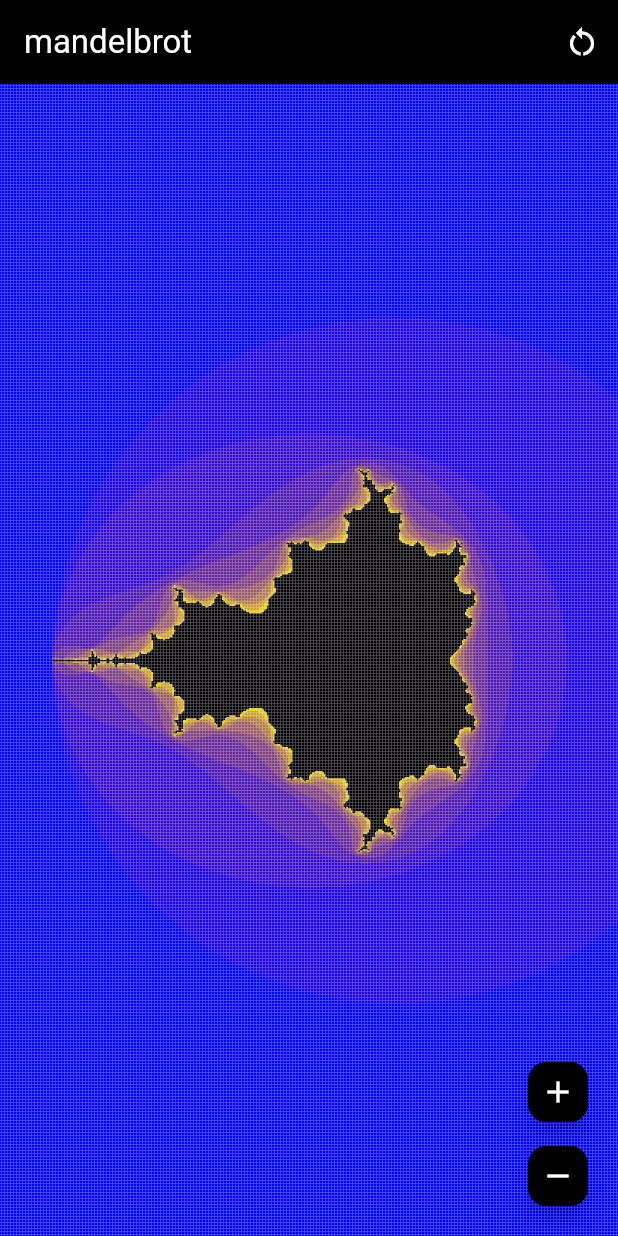
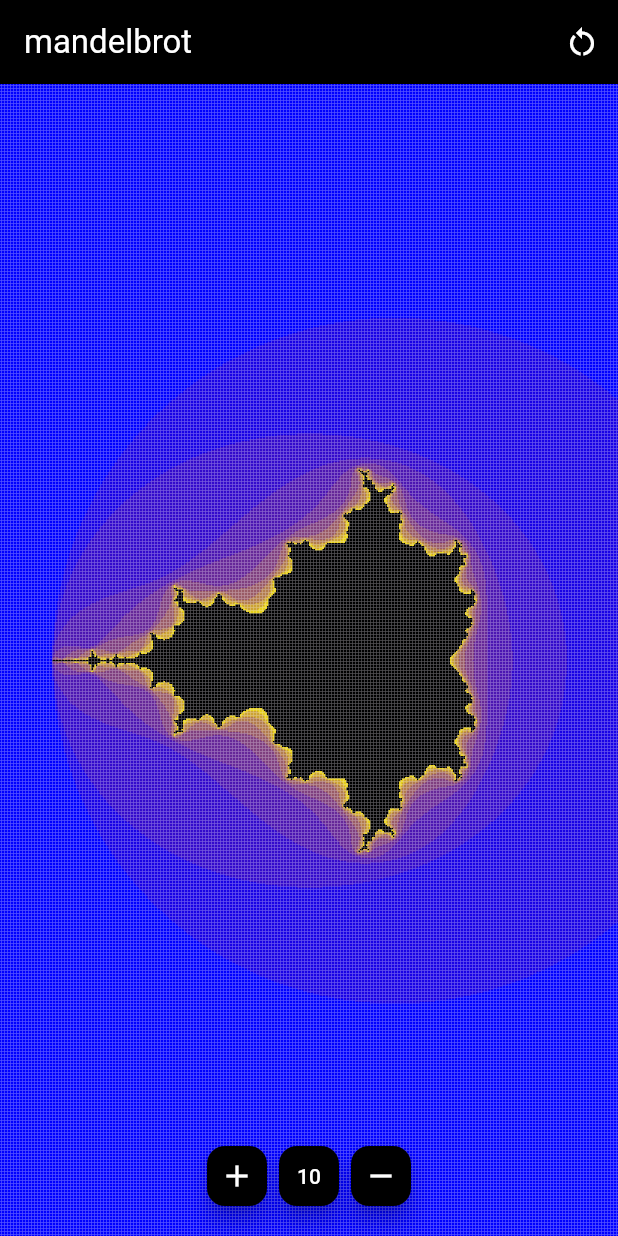
Before and after one commit to franciscovidalsantos/mandelbrot, a Flutter app: the screen it shows after launch, on a phone screen of 412 x 824 dp. Run offline on Flutter 3.47's test engine with Material 3 defaults, Android fonts, the phone set to English and light mode, and no system bars; our stand-ins replace wakelock_plus.

Commit message:
added a delayed and more gradual zoom
- added a new widget to our FAB button row to display the current iterations count.
- added a smooth, controlled zoom calculationto our screen.

```diff
--- a/lib/screens/mandelbrot.dart
+++ b/lib/screens/mandelbrot.dart
@@ -16,6 +16,11 @@ class _MandelbrotScreenState extends State<MandelbrotScreen> {
   final double _interactionResolution =
       4.0; // Lower resolution during interaction
 
+  // Zoom control parameters
+  static const double _zoomSensitivity = 0.5; // Lower = slower zoom (0.1-1.0)
+  static const double _minScale = 0.1; // Minimum zoom level
+  static const double _maxScale = double.infinity; // Maximum zoom level
+
   void _handleInteractionStart() {
     setState(() {
       _isInteracting = true;
@@ -24,7 +29,11 @@ class _MandelbrotScreenState extends State<MandelbrotScreen> {
 
   void _handleInteractionUpdate(ScaleUpdateDetails details) {
     setState(() {
-      _scale /= details.scale;
+      // Smooth, controlled zoom calculation
+      final double scaleFactor = details.scale;
+      final double zoomFactor = (scaleFactor - 1.0) * _zoomSensitivity + 1.0;
+      _scale = (_scale / zoomFactor).clamp(_minScale, _maxScale);
+
       _offset += details.focalPointDelta;
     });
   }
@@ -48,6 +57,7 @@ class _MandelbrotScreenState extends State<MandelbrotScreen> {
               setState(() {
                 _scale = 1.75;
                 _offset = Offset.zero;
+                _maxIterations = 10;
               });
               print('Pressed reset');
             },
@@ -68,8 +78,10 @@ class _MandelbrotScreenState extends State<MandelbrotScreen> {
           ),
         ),
       ),
-      floatingActionButton: Column(
-        mainAxisAlignment: MainAxisAlignment.end,
+      floatingActionButtonLocation: FloatingActionButtonLocation.centerFloat,
+      floatingActionButton: Row(
+        mainAxisAlignment: MainAxisAlignment.center,
+        mainAxisSize: MainAxisSize.min,
         children: [
           FloatingActionButton(
             backgroundColor: Colors.black,
@@ -77,20 +89,30 @@ class _MandelbrotScreenState extends State<MandelbrotScreen> {
               setState(() {
                 _maxIterations = (_maxIterations + 10).clamp(10, 200);
               });
-              print(_maxIterations.toString());
             },
             mini: true,
             child: const Icon(Icons.add, color: Colors.white),
           ),
-          const SizedBox(height: 8),
           FloatingActionButton(
             backgroundColor: Colors.black,
-            onPressed: () {
-              setState(() {
-                _maxIterations = (_maxIterations - 10).clamp(10, 200);
-              });
-              print(_maxIterations.toString());
-            },
+            onPressed: null,
+            mini: true,
+            child: Text(
+              _maxIterations.toString(),
+              style: TextStyle(color: Colors.white),
+            ),
+          ),
+          FloatingActionButton(
+            backgroundColor: Colors.black,
+            onPressed:
+                _maxIterations == 10
+                    ? null
+                    : () {
+                      setState(() {
+                        _maxIterations = (_maxIterations - 10).clamp(10, 200);
+                      });
+                      print(_maxIterations.toString());
+                    },
             mini: true,
             child: const Icon(Icons.remove, color: Colors.white),
           ),
```
